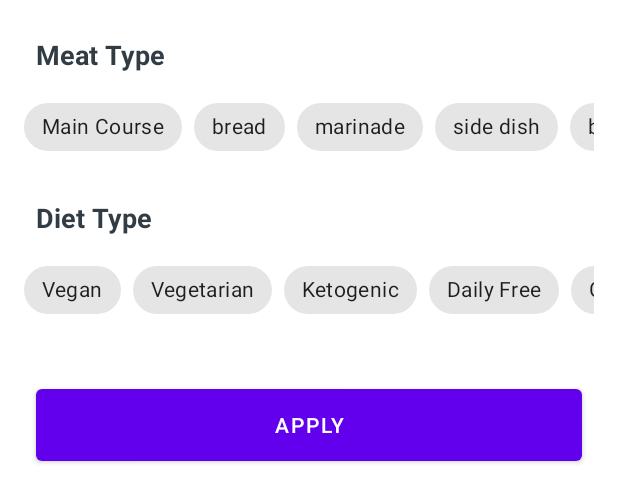
After one commit to naoki1026/FoodyApp, an Android app: the layout recipes_bottom_sheet.xml on its own in the app's theme, with its tools: preview values and no code run, on a phone screen of 412 x 824 dp. The commit adds this screen. Shown: the top 502 px of the screen. Run offline under Robolectric (Android 15) with nearby library versions, the phone set to English and light mode, and no system bars; Roboto replaces fonts that are not available here.

Commit message:
55 Design RecipesBottomSheetまで

```diff
--- /dev/null
+++ b/app/src/main/java/com/example/foodyapp/ui/fragments/recipes/bottomsheet/RecipesBottomSheet.kt
@@ -0,0 +1,24 @@
+package com.example.foodyapp.ui.fragments.recipes.bottomsheet
+
+import android.os.Bundle
+import androidx.fragment.app.Fragment
+import android.view.LayoutInflater
+import android.view.View
+import android.view.ViewGroup
+import com.example.foodyapp.databinding.RecipesRowLayoutBinding
+import com.google.android.material.bottomsheet.BottomSheetDialogFragment
+
+class RecipesBottomSheet : BottomSheetDialogFragment() {
+
+    private var _binding : RecipesRowLayoutBinding? = null
+    private val binding get() =  _binding!!
+
+
+    override fun onCreateView(
+        inflater: LayoutInflater, container: ViewGroup?,
+        savedInstanceState: Bundle?
+    ): View? {
+        _binding = RecipesRowLayoutBinding.inflate(layoutInflater)
+        return binding.root
+    }
+}
--- /dev/null
+++ b/app/src/main/res/layout/recipes_bottom_sheet.xml
@@ -0,0 +1,238 @@
+<?xml version="1.0" encoding="utf-8"?>
+<androidx.constraintlayout.widget.ConstraintLayout xmlns:android="http://schemas.android.com/apk/res/android"
+    xmlns:app="http://schemas.android.com/apk/res-auto"
+    xmlns:tools="http://schemas.android.com/tools"
+    android:id="@+id/ConstraintLayout"
+    android:layout_width="match_parent"
+    android:layout_height="match_parent"
+    tools:context=".ui.fragments.recipes.bottomsheet.RecipesBottomSheet">
+
+
+    <TextView
+        android:id="@+id/meatTypeText"
+        android:layout_width="wrap_content"
+        android:layout_height="wrap_content"
+        android:layout_marginStart="24dp"
+        android:layout_marginTop="24dp"
+        android:text="@string/meat_type"
+        android:scrollbars="none"
+        android:textSize="18sp"
+        android:textStyle="bold"
+        android:textColor="@color/dark"
+        app:layout_constraintStart_toStartOf="parent"
+        app:layout_constraintTop_toTopOf="parent" />
+
+    <TextView
+        android:id="@+id/dietTypeText"
+        android:layout_width="wrap_content"
+        android:layout_height="wrap_content"
+        android:layout_marginStart="24dp"
+        android:layout_marginTop="12dp"
+        android:scrollbars="none"
+        android:text="Diet Type"
+        android:textColor="@color/dark"
+        android:textSize="18sp"
+        android:textStyle="bold"
+        app:layout_constraintStart_toStartOf="parent"
+        app:layout_constraintTop_toBottomOf="@+id/scrollViewMealType" />
+
+    <HorizontalScrollView
+        android:id="@+id/scrollViewMealType"
+        android:layout_width="0dp"
+        android:layout_height="wrap_content"
+        android:layout_marginStart="16dp"
+        android:layout_marginTop="12dp"
+        android:layout_marginEnd="16dp"
+        android:minHeight="60dp"
+        android:scrollbars="none"
+        app:layout_constraintEnd_toEndOf="parent"
+        app:layout_constraintStart_toStartOf="parent"
+        app:layout_constraintTop_toBottomOf="@+id/meatTypeText">
+
+        <LinearLayout
+            android:layout_width="wrap_content"
+            android:layout_height="match_parent"
+            android:orientation="horizontal">
+
+            <com.google.android.material.chip.ChipGroup
+                android:id="@+id/mealTypeChipGroup"
+                android:layout_width="match_parent"
+                android:layout_height="wrap_content"
+                app:selectionRequired="true"
+                app:singleLine="true"
+                app:singleSelection="true">
+
+
+                <com.google.android.material.chip.Chip
+                    android:id="@+id/mainCourseChip"
+                    android:layout_width="wrap_content"
+                    android:layout_height="wrap_content"
+                    android:text="Main Course" />
+
+                <com.google.android.material.chip.Chip
+                    android:id="@+id/breadChip"
+                    android:layout_width="wrap_content"
+                    android:layout_height="wrap_content"
+                    android:text="bread" />
+
+                <com.google.android.material.chip.Chip
+                    android:id="@+id/marinadeChip"
+                    android:layout_width="wrap_content"
+                    android:layout_height="wrap_content"
+                    android:text="marinade" />
+
+                <com.google.android.material.chip.Chip
+                    android:id="@+id/sideDishChip"
+                    android:layout_width="wrap_content"
+                    android:layout_height="wrap_content"
+                    android:text="side dish" />
+
+                <com.google.android.material.chip.Chip
+                    android:id="@+id/breakfastChip"
+                    android:layout_width="wrap_content"
+                    android:layout_height="wrap_content"
+                    android:text="breakfast" />
+
+                <com.google.android.material.chip.Chip
+                    android:id="@+id/fingerfoodChip"
+                    android:layout_width="wrap_content"
+                    android:layout_height="wrap_content"
+                    android:text="finger food" />
+
+                <com.google.android.material.chip.Chip
+                    android:id="@+id/dessertChip"
+                    android:layout_width="wrap_content"
+                    android:layout_height="wrap_content"
+                    android:text="dessert" />
+
+                <com.google.android.material.chip.Chip
+                    android:id="@+id/soupChip"
+                    android:layout_width="wrap_content"
+                    android:layout_height="wrap_content"
+                    android:text="soup" />
+
+                <com.google.android.material.chip.Chip
+                    android:id="@+id/snackChip"
+                    android:layout_width="wrap_content"
+                    android:layout_height="wrap_content"
+                    android:text="snack" />
+
+                <com.google.android.material.chip.Chip
+                    android:id="@+id/appetizerChip"
+                    android:layout_width="wrap_content"
+                    android:layout_height="wrap_content"
+                    android:text="appetizer" />
+
+                <com.google.android.material.chip.Chip
+                    android:id="@+id/beverageChip"
+                    android:layout_width="wrap_content"
+                    android:layout_height="wrap_content"
+                    android:text="beverage" />
+
+                <com.google.android.material.chip.Chip
+                    android:id="@+id/drinkChip"
+                    android:layout_width="wrap_content"
+                    android:layout_height="wrap_content"
+                    android:text="drink" />
+
+                <com.google.android.material.chip.Chip
+                    android:id="@+id/saladChip"
+                    android:layout_width="wrap_content"
+                    android:layout_height="wrap_content"
+                    android:text="salad" />
+
+                <com.google.android.material.chip.Chip
+                    android:id="@+id/sauceChip"
+                    android:layout_width="wrap_content"
+                    android:layout_height="wrap_content"
+                    android:text="sauce" />
+
+
+            </com.google.android.material.chip.ChipGroup>
+        </LinearLayout>
+    </HorizontalScrollView>
+
+    <HorizontalScrollView
+        android:id="@+id/scrollDietType"
+        android:layout_width="0dp"
+        android:layout_height="wrap_content"
+        android:layout_marginStart="16dp"
+        android:layout_marginTop="12dp"
+        android:layout_marginEnd="16dp"
+        android:minHeight="60dp"
+        android:scrollbars="none"
+        app:layout_constraintEnd_toEndOf="parent"
+        app:layout_constraintStart_toStartOf="parent"
+        app:layout_constraintTop_toBottomOf="@+id/dietTypeText">
+
+        <LinearLayout
+            android:layout_width="wrap_content"
+            android:layout_height="match_parent"
+            android:orientation="horizontal">
+
+            <com.google.android.material.chip.ChipGroup
+                android:layout_width="match_parent"
+                android:layout_height="wrap_content"
+                app:selectionRequired="true"
+                app:singleLine="true"
+                app:singleSelection="true">
+
+                <com.google.android.material.chip.Chip
+                    android:id="@+id/veganChip"
+                    android:layout_width="wrap_content"
+                    android:layout_height="wrap_content"
+                    android:text="Vegan" />
+
+                <com.google.android.material.chip.Chip
+                    android:id="@+id/vegetarianChip"
+                    android:layout_width="wrap_content"
+                    android:layout_height="wrap_content"
+                    android:text="Vegetarian" />
+
+                <com.google.android.material.chip.Chip
+                    android:id="@+id/ketogenicChip"
+                    android:layout_width="wrap_content"
+                    android:layout_height="wrap_content"
+                    android:text="Ketogenic" />
+
+                <com.google.android.material.chip.Chip
+                    android:id="@+id/dairyFreeChip"
+                    android:layout_width="wrap_content"
+                    android:layout_height="wrap_content"
+                    android:text="Daily Free" />
+
+                <com.google.android.material.chip.Chip
+                    android:id="@+id/gultenFreeChip"
+                    android:layout_width="wrap_content"
+                    android:layout_height="wrap_content"
+                    android:text="Gulten Free" />
+
+                <com.google.android.material.chip.Chip
+                    android:id="@+id/paleoChip"
+                    android:layout_width="wrap_content"
+                    android:layout_height="wrap_content"
+                    android:text="Paleo" />
+
+                <com.google.android.material.chip.Chip
+                    android:id="@+id/lactoVegetarianChip"
+                    android:layout_width="wrap_content"
+                    android:layout_height="wrap_content"
+                    android:text="Lacto-Vegetarian" />
+
+            </com.google.android.material.chip.ChipGroup>
+        </LinearLayout>
+    </HorizontalScrollView>
+
+    <Button
+        android:id="@+id/button"
+        android:layout_width="0dp"
+        android:layout_height="60dp"
+        android:layout_marginStart="24dp"
+        android:layout_marginTop="24dp"
+        android:layout_marginEnd="24dp"
+        android:text="Apply"
+        app:layout_constraintEnd_toEndOf="parent"
+        app:layout_constraintStart_toStartOf="parent"
+        app:layout_constraintTop_toBottomOf="@+id/scrollDietType" />
+
+</androidx.constraintlayout.widget.ConstraintLayout>
--- a/app/src/main/res/values/strings.xml
+++ b/app/src/main/res/values/strings.xml
@@ -2,4 +2,5 @@
     <string name="app_name">Foody App</string>
     <!-- TODO: Remove or change this placeholder text -->
     <string name="hello_blank_fragment">Hello blank fragment</string>
+    <string name="meat_type">Meat Type</string>
 </resources>
```
